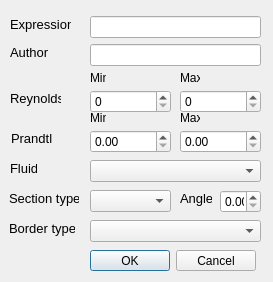
This is addcorrelation.ui in ateixeira0163/PCHE as Qt 5 draws it before an edit. The edited form follows.
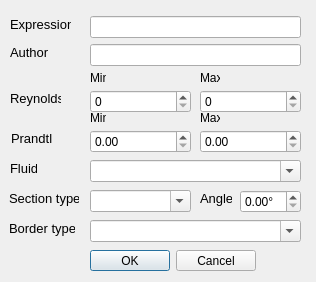
This is the edited form.

Commit message: - Fix: Saving correlations - Make editable all the comboBoxes - loadCorrelations added (refresh the comboBoxes) - TO DO:   - Change QMultiMap to maybe QList (loadCorrelations)   - Refresh options lists after added new correlation (check if it refreshes already)   - Add differents highlights to the ListView based on the score.

Patch:
```diff
--- a/addcorrelation.ui
+++ b/addcorrelation.ui
@@ -6,7 +6,7 @@
    <rect>
     <x>0</x>
     <y>0</y>
-    <width>273</width>
+    <width>316</width>
     <height>282</height>
    </rect>
   </property>
@@ -122,7 +122,7 @@
   <widget class="QLabel" name="label_7">
    <property name="geometry">
     <rect>
-     <x>180</x>
+     <x>200</x>
      <y>190</y>
      <width>32</width>
      <height>16</height>
@@ -142,7 +142,7 @@
     <rect>
      <x>90</x>
      <y>16</y>
-     <width>171</width>
+     <width>211</width>
      <height>22</height>
     </rect>
    </property>
@@ -152,7 +152,7 @@
     <rect>
      <x>90</x>
      <y>44</y>
-     <width>171</width>
+     <width>211</width>
      <height>22</height>
     </rect>
    </property>
@@ -162,7 +162,7 @@
     <rect>
      <x>90</x>
      <y>90</y>
-     <width>81</width>
+     <width>101</width>
      <height>23</height>
     </rect>
    </property>
@@ -173,9 +173,9 @@
   <widget class="QSpinBox" name="reMaxBox">
    <property name="geometry">
     <rect>
-     <x>180</x>
+     <x>200</x>
      <y>90</y>
-     <width>81</width>
+     <width>101</width>
      <height>23</height>
     </rect>
    </property>
@@ -188,30 +188,39 @@
     <rect>
      <x>90</x>
      <y>160</y>
-     <width>171</width>
+     <width>211</width>
      <height>22</height>
     </rect>
    </property>
+   <property name="editable">
+    <bool>true</bool>
+   </property>
   </widget>
   <widget class="QDoubleSpinBox" name="angleBox">
    <property name="geometry">
     <rect>
-     <x>220</x>
+     <x>240</x>
      <y>190</y>
-     <width>41</width>
+     <width>61</width>
      <height>23</height>
     </rect>
    </property>
+   <property name="suffix">
+    <string>°</string>
+   </property>
   </widget>
   <widget class="QComboBox" name="sectionBox">
    <property name="geometry">
     <rect>
      <x>90</x>
      <y>190</y>
-     <width>81</width>
+     <width>101</width>
      <height>22</height>
     </rect>
    </property>
+   <property name="editable">
+    <bool>true</bool>
+   </property>
   </widget>
   <widget class="QLabel" name="label_8">
    <property name="geometry">
@@ -236,10 +245,13 @@
     <rect>
      <x>90</x>
      <y>220</y>
-     <width>171</width>
+     <width>211</width>
      <height>22</height>
     </rect>
    </property>
+   <property name="editable">
+    <bool>true</bool>
+   </property>
   </widget>
   <widget class="QLabel" name="label_9">
    <property name="geometry">
@@ -257,7 +269,7 @@
   <widget class="QLabel" name="label_10">
    <property name="geometry">
     <rect>
-     <x>180</x>
+     <x>200</x>
      <y>70</y>
      <width>20</width>
      <height>16</height>
@@ -301,7 +313,7 @@
   <widget class="QLabel" name="label_12">
    <property name="geometry">
     <rect>
-     <x>180</x>
+     <x>200</x>
      <y>110</y>
      <width>20</width>
      <height>16</height>
@@ -316,7 +328,7 @@
     <rect>
      <x>90</x>
      <y>130</y>
-     <width>81</width>
+     <width>101</width>
      <height>23</height>
     </rect>
    </property>
@@ -327,9 +339,9 @@
   <widget class="QDoubleSpinBox" name="prMaxBox">
    <property name="geometry">
     <rect>
-     <x>180</x>
+     <x>200</x>
      <y>130</y>
-     <width>81</width>
+     <width>101</width>
      <height>23</height>
     </rect>
    </property>
```
The commit also changes 8 other files.
